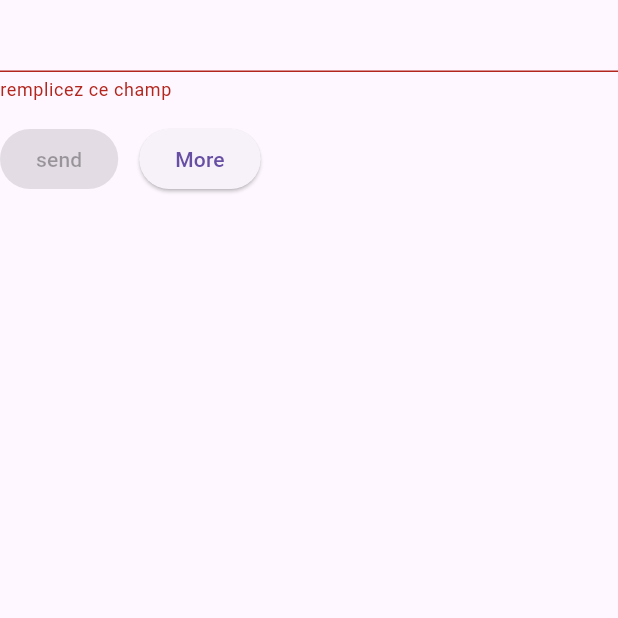
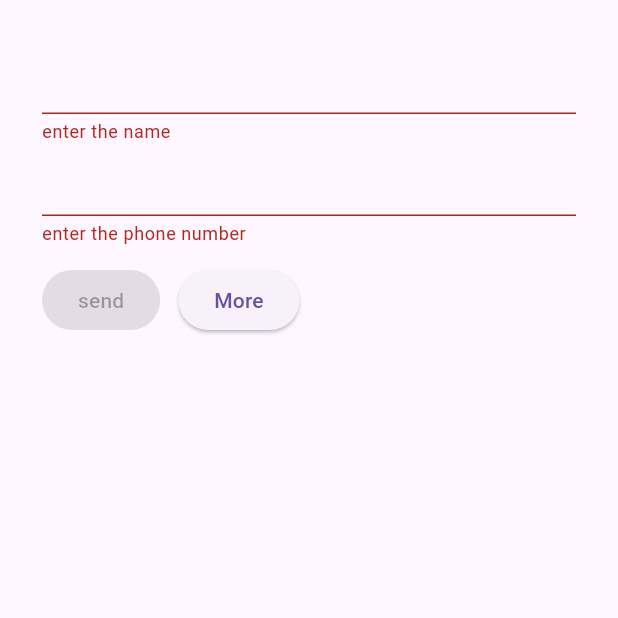
Before and after one commit to Idriss-rayan/chat.nodejs, a Flutter app: the screen it shows after launch, on a phone screen of 412 x 824 dp, the top half of it. Run offline on Flutter 3.47's test engine with Material 3 defaults, Android fonts, the phone set to English and light mode, and no system bars.

Commit message:
add new file

```diff
--- a/lib/assign-3/listcont.dart
+++ b/lib/assign-3/listcont.dart
@@ -3,6 +3,7 @@ import 'dart:convert';
 import 'package:chat/assign-3/geth.dart';
 import 'package:flutter/material.dart';
 import 'package:http/http.dart' as http;
+import 'package:uuid/uuid.dart';
 
 class Listcont extends StatefulWidget {
   const Listcont({super.key});
@@ -48,7 +49,9 @@ class _ListcontState extends State<Listcont> {
   @override
   Widget build(BuildContext context) {
     return Scaffold(
-      body: Form(
+      body: Padding(
+        padding: const EdgeInsets.all(28.0),
+        child: Form(
           key: _formKey,
           autovalidateMode: AutovalidateMode.always,
           child: Column(
@@ -89,6 +92,7 @@ class _ListcontState extends State<Listcont> {
             ],
           ),
         ),
+      ),
     );
   }
 }
--- /dev/null
+++ b/lib/assign-4/contact_card.dart
@@ -0,0 +1,131 @@
+import 'dart:convert';
+
+import 'package:flutter/material.dart';
+import 'package:http/http.dart' as http;
+import 'package:uuid/uuid.dart';
+
+class ContactCard extends StatefulWidget {
+  const ContactCard({super.key});
+
+  @override
+  State<ContactCard> createState() => _ContactCardState();
+}
+
+class _ContactCardState extends State<ContactCard> {
+  final _formkey = GlobalKey<FormState>();
+  final uudi = Uuid();
+
+  TextEditingController _name = TextEditingController();
+  TextEditingController _id = TextEditingController();
+  TextEditingController _number = TextEditingController();
+
+  bool IsValidated = false;
+
+  void _CondValid() {
+    setState(() {
+      IsValidated = _number.text.isNotEmpty &&
+          _number.text.length == 9 &&
+          _name.text.isNotEmpty;
+    });
+  }
+
+  @override
+  void initState() {
+    super.initState();
+    _number.addListener(_CondValid);
+    _name.addListener(_CondValid);
+  }
+
+  @override
+  void dispose() {
+    super.dispose();
+    _name.dispose();
+    _number.dispose();
+    _id.dispose();
+  }
+
+  Future<void> PostContact() async {
+    final uudi = Uuid();
+    String name = _name.text;
+    String id = uudi.v4();
+    String number = _number.text;
+    final url = Uri.parse('http://localhost:3000');
+    var response = await http.post(
+      url,
+      headers: {'content-type': 'aplication/json'},
+      body: jsonEncode(
+        {'name': name, 'id': id, 'number': number},
+      ),
+    );
+  }
+
+  @override
+  Widget build(BuildContext context) {
+    return Scaffold(
+      body: Form(
+        autovalidateMode: AutovalidateMode.always,
+        key: _formkey,
+        child: Padding(
+          padding: const EdgeInsets.all(28.0),
+          child: Column(
+            children: [
+              TextFormField(
+                controller: _name,
+                validator: (value) {
+                  if (value == null || value.isEmpty) {
+                    return 'enter the name';
+                  }
+                  if (value.length <= 15) {
+                    return 'the name must be EXACTLY 15 character';
+                  }
+                  return null;
+                },
+              ),
+              TextFormField(
+                controller: _number,
+                keyboardType: TextInputType.number,
+                validator: (value) {
+                  if (value == null || value.isEmpty) {
+                    return 'enter the phone number';
+                  }
+                  if (value.length < 10 || value.length > 10) {
+                    return 'number should be 9 character';
+                  }
+                  return null;
+                },
+              ),
+              SizedBox(height: 12),
+              Row(
+                children: [
+                  ElevatedButton(
+                    onPressed: IsValidated ? PostContact : null,
+                    child: Text('send'),
+                  ),
+                  SizedBox(width: 12),
+                  ElevatedButton(
+                      onPressed: () {
+                        Navigator.push(
+                          context,
+                          MaterialPageRoute(
+                              builder: (context) => DetailsList()),
+                        );
+                      },
+                      child: Text('More')),
+                ],
+              )
+            ],
+          ),
+        ),
+      ),
+    );
+  }
+}
+
+class DetailsList extends StatelessWidget {
+  const DetailsList({super.key});
+
+  @override
+  Widget build(BuildContext context) {
+    return Scaffold(body: ListView.builder(itemBuilder: (context, build) {}));
+  }
+}
--- a/lib/main.dart
+++ b/lib/main.dart
@@ -1,7 +1,8 @@
 //import 'package:chat/assign-0/formular.dart';
 //import 'package:chat/assign-1/contactf.dart';
 //import 'package:chat/assign-2/contact2.dart';
-import 'package:chat/assign-3/listcont.dart';
+//import 'package:chat/assign-3/listcont.dart';
+import 'package:chat/assign-4/contact_card.dart';
 import 'package:flutter/material.dart';
 
 class MyApp extends StatelessWidget {
@@ -10,7 +11,7 @@ class MyApp extends StatelessWidget {
   @override
   Widget build(BuildContext context) {
     return MaterialApp(
-      home: Listcont(),
+      home: ContactCard(),
     );
   }
 }
--- a/pubspec.yaml
+++ b/pubspec.yaml
@@ -32,6 +32,7 @@ dependencies:
     sdk: flutter
   http: ^0.13.6
   provider: ^6.1.2
+  uuid: ^4.0.0
 
   # The following adds the Cupertino Icons font to your application.
   # Use with the CupertinoIcons class for iOS style icons.
```
Also changed, not shown: pubspec.lock, 1 other file. Lines whose indentation alone changed are shown as unchanged.
